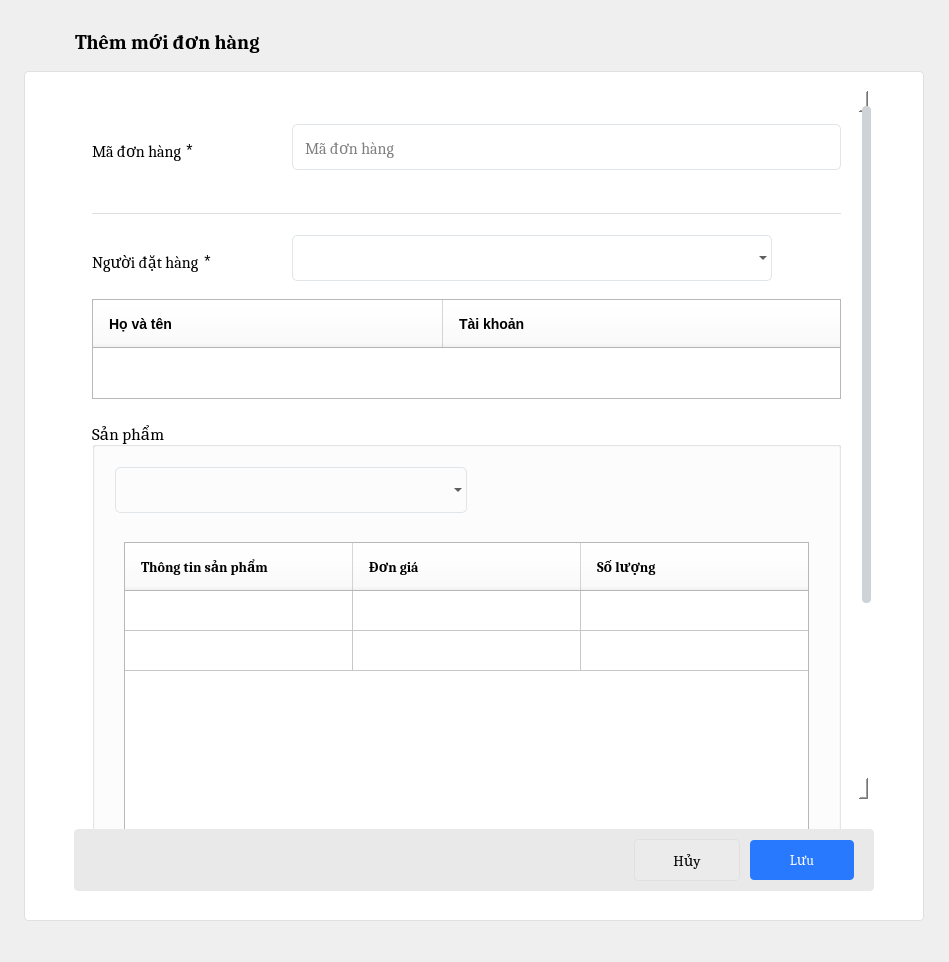
Qt form ui/admin/order_detail.ui (dinhphuquy2k1/python-qt5) before a commit.
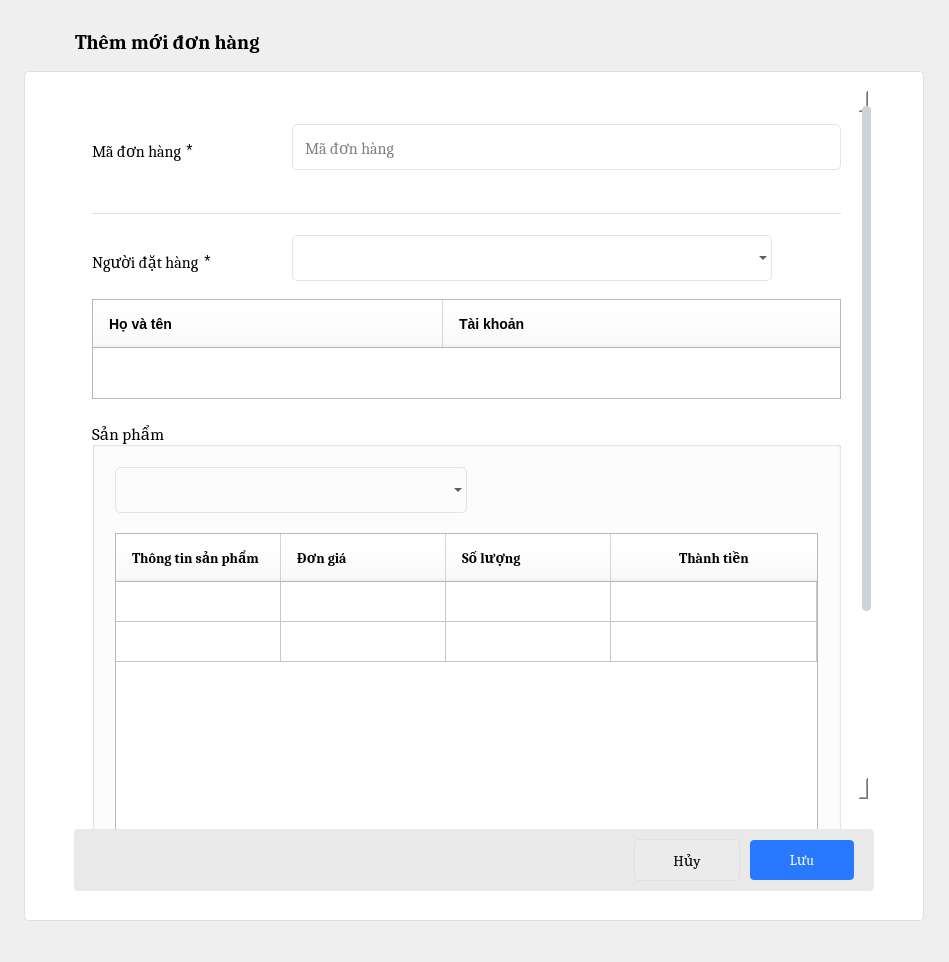
The same form after that commit. Icons and pictures are not drawn.

Commit message: fix form order

Diff of the .ui file:
```diff
--- a/ui/admin/order_detail.ui
+++ b/ui/admin/order_detail.ui
@@ -159,7 +159,6 @@
 #btn_save_order{
 	min-height: 36px;
 	border-radius: 4px;
-	overflow: hidden;
 	color: #fff;
     background: #2979ff;
 	border: 1px;
@@ -171,7 +170,6 @@
 #btn_add_product_category{
 	min-height: 42px;
 	border-radius: 4px;
-	overflow: hidden;
 	color: #fff;
     background: #2979ff;
 	border: 1px;
@@ -277,7 +275,6 @@
 #btnUser{
 	min-height: 36px;
 	border-radius: 4px;
-	overflow: hidden;
 	color: #fff;
     background: #2979ff;
 	border: 1px;
@@ -318,7 +315,7 @@
 	min-height: 24px;
 }
 
-#widget_12, #widget_10, #widget_7, #confirmContainer, #widget_2, #widget_12, #widget_26{
+#widget_12, #widget_10, #widget_7, #confirmContainer, #widget_12, #widget_26{
 		border-bottom: 1px solid #e0e0e0;
 }
 
@@ -426,7 +423,7 @@
 
 #btn_image_product{
 	min-height:  40px;
-	min-weight: 64px;
+	min-width: 64px;
 }
 
 QPlainTextEdit{
@@ -667,9 +664,9 @@
                        <property name="geometry">
                         <rect>
                          <x>0</x>
-                         <y>-240</y>
+                         <y>0</y>
                          <width>783</width>
-                         <height>1055</height>
+                         <height>1039</height>
                         </rect>
                        </property>
                        <property name="sizePolicy">
@@ -1431,6 +1428,21 @@
                                           </size>
                                          </property>
                                          <layout class="QVBoxLayout" name="verticalLayout_14">
+                                          <property name="spacing">
+                                           <number>0</number>
+                                          </property>
+                                          <property name="leftMargin">
+                                           <number>0</number>
+                                          </property>
+                                          <property name="topMargin">
+                                           <number>0</number>
+                                          </property>
+                                          <property name="rightMargin">
+                                           <number>0</number>
+                                          </property>
+                                          <property name="bottomMargin">
+                                           <number>0</number>
+                                          </property>
                                           <item>
                                            <widget class="QFrame" name="tableUserContainer">
                                             <property name="minimumSize">
@@ -1503,7 +1515,7 @@
                                                 </size>
                                                </property>
                                                <property name="textElideMode">
-                                                <enum>Qt::ElideRight</enum>
+                                                <enum>Qt::ElideNone</enum>
                                                </property>
                                                <property name="verticalScrollMode">
                                                 <enum>QAbstractItemView::ScrollPerItem</enum>
@@ -1517,11 +1529,14 @@
                                                <property name="sortingEnabled">
                                                 <bool>false</bool>
                                                </property>
+                                               <property name="cornerButtonEnabled">
+                                                <bool>false</bool>
+                                               </property>
                                                <property name="rowCount">
                                                 <number>2</number>
                                                </property>
                                                <property name="columnCount">
-                                                <number>3</number>
+                                                <number>4</number>
                                                </property>
                                                <attribute name="horizontalHeaderVisible">
                                                 <bool>true</bool>
@@ -1533,7 +1548,7 @@
                                                 <number>57</number>
                                                </attribute>
                                                <attribute name="horizontalHeaderDefaultSectionSize">
-                                                <number>228</number>
+                                                <number>165</number>
                                                </attribute>
                                                <attribute name="horizontalHeaderHighlightSections">
                                                 <bool>true</bool>
@@ -1600,6 +1615,11 @@
                                                  <set>AlignLeading|AlignVCenter</set>
                                                 </property>
                                                </column>
+                                               <column>
+                                                <property name="text">
+                                                 <string>Thành tiền</string>
+                                                </property>
+                                               </column>
                                               </widget>
                                              </item>
                                             </layout>
```
Left out of the diff: 10 changed lines with no effect on the pictures. The commit also changes 45 other files.
